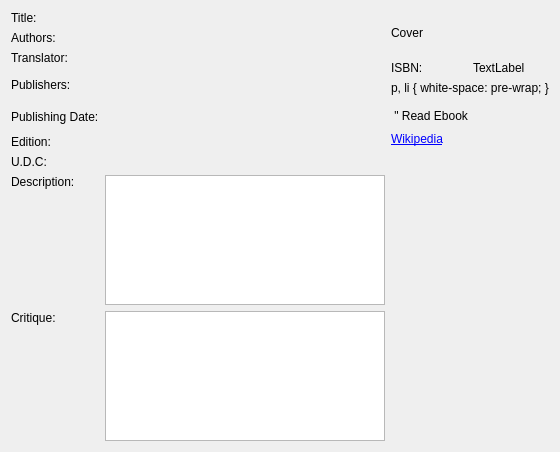
This is src/gui/UI/BookDetails.ui in jgastal/plivros as Qt 5 draws it before an edit. The edited form follows.
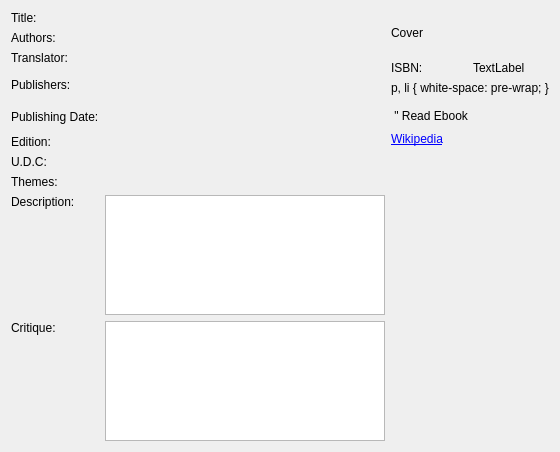
This is the edited form.

Commit message: Adds themes to BookDetails.

Patch:
```diff
--- a/src/gui/UI/BookDetails.ui
+++ b/src/gui/UI/BookDetails.ui
@@ -164,7 +164,7 @@
      </property>
     </widget>
    </item>
-   <item row="10" column="0">
+   <item row="11" column="0">
     <widget class="QLabel" name="descriptionLabel">
      <property name="text">
       <string>Description:</string>
@@ -174,10 +174,10 @@
      </property>
     </widget>
    </item>
-   <item row="10" column="1">
+   <item row="11" column="1">
     <widget class="QTextBrowser" name="descriptionTextBrowser"/>
    </item>
-   <item row="11" column="0">
+   <item row="12" column="0">
     <widget class="QLabel" name="critiqueLabel">
      <property name="text">
       <string>Critique:</string>
@@ -187,9 +187,23 @@
      </property>
     </widget>
    </item>
-   <item row="11" column="1">
+   <item row="12" column="1">
     <widget class="QTextBrowser" name="critiqueTextBrowser"/>
    </item>
+   <item row="10" column="0">
+    <widget class="QLabel" name="themesLabel">
+     <property name="text">
+      <string>Themes:</string>
+     </property>
+    </widget>
+   </item>
+   <item row="10" column="1">
+    <widget class="QLabel" name="themes">
+     <property name="text">
+      <string/>
+     </property>
+    </widget>
+   </item>
   </layout>
  </widget>
  <resources/>
```
The commit also changes 1 other file.
